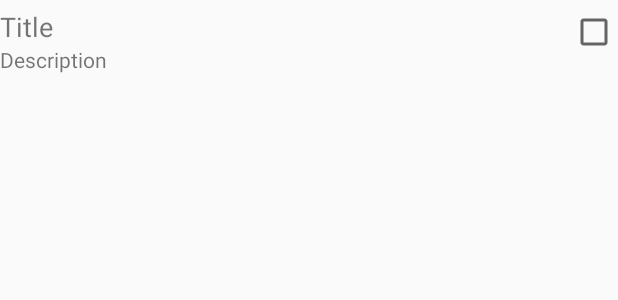
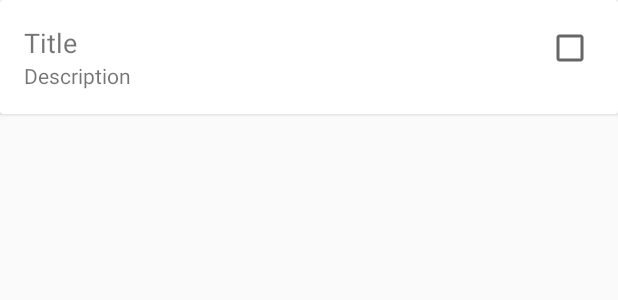
Before and after one commit to vukzrito/todo, an Android app: the layout item_row.xml on its own in the app's theme, with its tools: preview values and no code run, on a phone screen of 412 x 824 dp. Shown: the top 300 px of the screen. Run offline under Robolectric (Android 15) with nearby library versions, the phone set to English and light mode, and no system bars.

Commit message:
Replace Todo items List view with Recycler view

```diff
--- a/app/build.gradle
+++ b/app/build.gradle
@@ -26,6 +26,8 @@ dependencies {
     })
     compile "com.android.support:appcompat-v7:$rootProject.ext.supportLibraryVersion"
     compile "com.android.support:design:$rootProject.ext.supportLibraryVersion"
+    compile "com.android.support:recyclerview-v7:$rootProject.ext.supportLibraryVersion"
+    compile "com.android.support:cardview-v7:$rootProject.ext.supportLibraryVersion"
     testCompile 'junit:junit:4.12'
     testCompile 'org.mockito:mockito-core:2.7.22'
 }
--- a/app/src/main/res/layout/content_main.xml
+++ b/app/src/main/res/layout/content_main.xml
@@ -59,7 +59,9 @@
             android:text="@string/label_btn_add"/>
 
     </LinearLayout>
-    <ListView
+
+
+    <android.support.v7.widget.RecyclerView
         android:layout_width="match_parent"
         android:layout_height="wrap_content"
         android:layout_below="@id/todo_title"
--- a/app/src/main/res/layout/item_row.xml
+++ b/app/src/main/res/layout/item_row.xml
@@ -1,10 +1,16 @@
 <?xml version="1.0" encoding="utf-8"?>
-<LinearLayout xmlns:android="http://schemas.android.com/apk/res/android"
+<android.support.v7.widget.CardView  xmlns:android="http://schemas.android.com/apk/res/android"
     android:layout_width="match_parent"
-    android:layout_height="match_parent"
+    android:layout_height="wrap_content"
     android:paddingTop="5dp"
-    android:paddingBottom="15dp"
+    android:paddingBottom="5dp"
+    android:layout_marginBottom="1dp">
+
+    <LinearLayout
+        android:layout_width="match_parent"
+        android:layout_height="wrap_content"
         android:focusableInTouchMode="true"
+        android:padding="@dimen/activity_horizontal_margin"
         android:focusable="true">
         <LinearLayout
             android:layout_width="0dp"
@@ -29,3 +35,4 @@
             android:id="@+id/todo_item_check_box"/>
 
     </LinearLayout>
+</android.support.v7.widget.CardView>
```
Also changed, not shown: app/src/main/java/com/rito/todo/TodoItems/TodoItemsActivity.java (+12 -10 lines), app/src/main/java/com/rito/todo/TodoItems/TodoItemsListAdapter.java (+55 -54 lines). Lines whose indentation alone changed are shown as unchanged.
